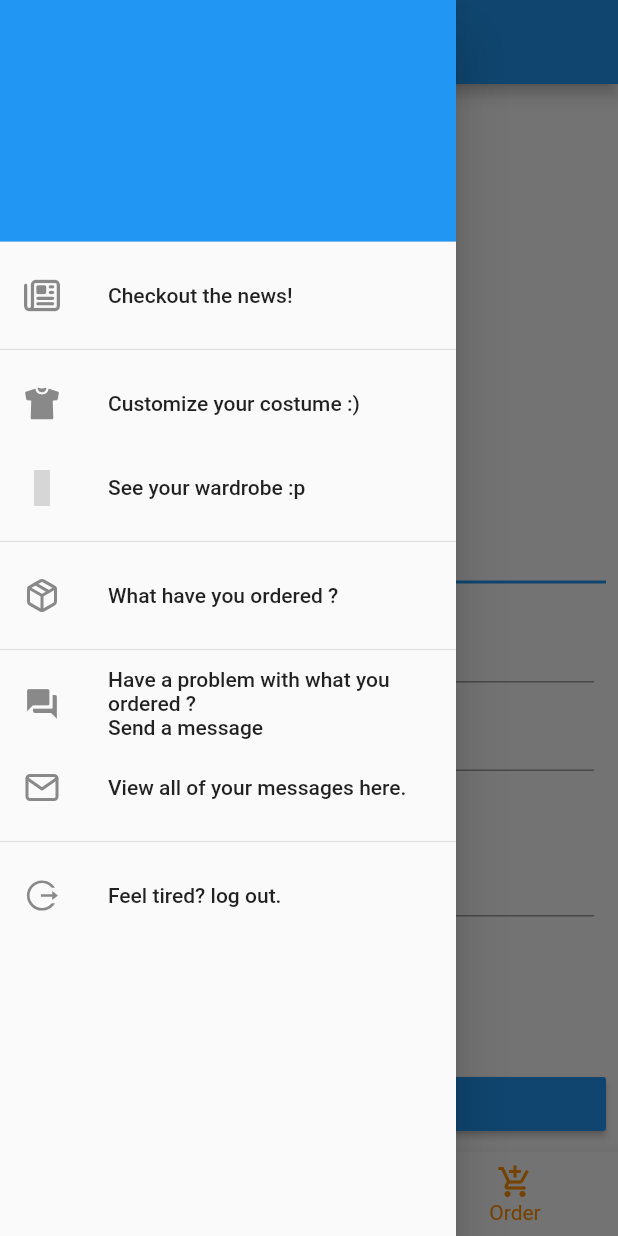
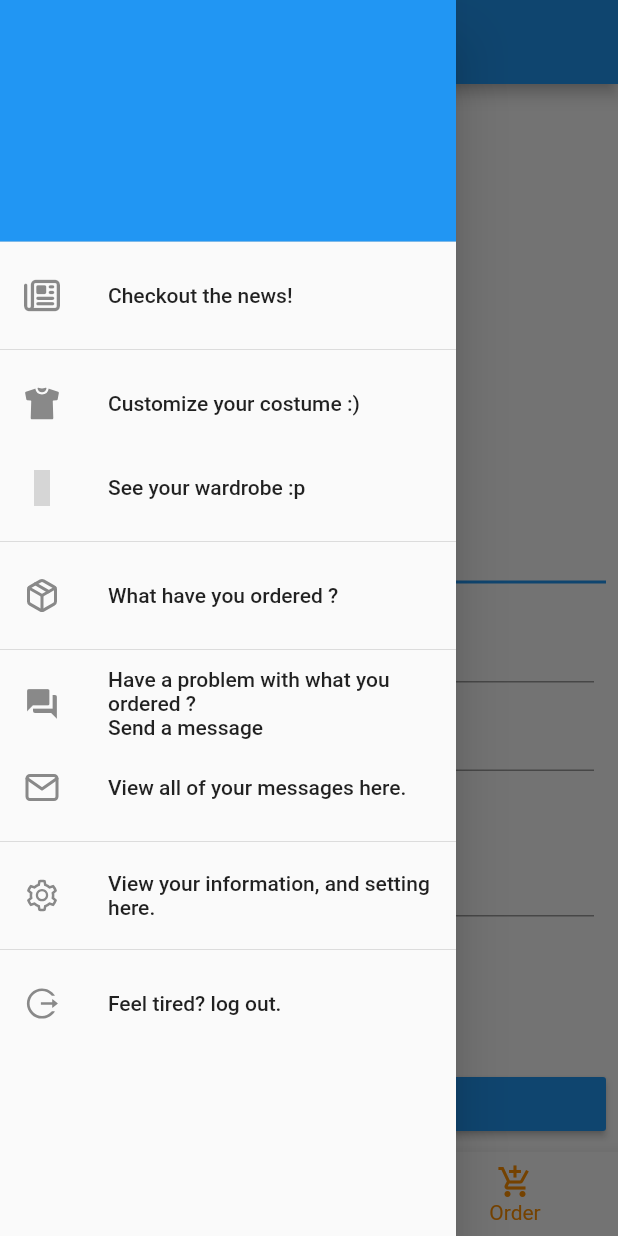
Before and after one commit to NTHvt981/kl_front_end_mobile, a Flutter app: the CreateOrderPage screen opened directly with empty values, with the side drawer open, on a phone screen of 412 x 824 dp. Run offline on Flutter 3.47's test engine with Material 2 defaults, Android fonts, the phone set to English and light mode, and no system bars; our stand-ins replace auto_route, bubble, cloud_firestore, firebase_auth, firebase_core, firebase_storage and 6 more; missing offline and left inert: flutter_number_picker, regexed_validator; accounts and stored records are empty; statements that could not run were skipped; grey boxes are pictures that could not be loaded.

Commit message:
Add discount in create order, setting page v1.1

```diff
--- /dev/null
+++ b/lib/models/customer.dart
@@ -0,0 +1,46 @@
+const ID = 'Ma';
+const NAME = 'HoTen';
+const PHONE_NUMBER = 'SoDienThoai';
+const ADDRESS = 'DiaChi';
+const IMAGE = 'HinhAnh';
+const POINT = 'SoDiemTichLuy';
+const TICKET = 'SoPhieuKhuyenMai';
+
+class Customer {
+  String id;
+  String name;
+  String phoneNumber;
+  String address;
+  String imageUrl;
+  int point;
+  int ticket;
+
+  Customer(String _id) {
+    id = _id;
+  }
+
+  void convertPointToTicket(int p) {
+    point -= p;
+    ticket += (p / 100) as int;
+  }
+
+  Map<String, dynamic> toMap() => {
+    ID: id,
+    NAME: name,
+    PHONE_NUMBER: phoneNumber,
+    ADDRESS: address,
+    IMAGE: imageUrl,
+    POINT: point,
+    TICKET: ticket
+  };
+
+  Customer.fromMap(Map<String, dynamic> map):
+        assert(map[ID] != null),
+        id = map[ID],
+        name = map[NAME],
+        phoneNumber = map[PHONE_NUMBER],
+        address = map[ADDRESS],
+        imageUrl = map[IMAGE],
+        point = map[POINT],
+        ticket = map[TICKET];
+}
--- a/lib/models/order.dart
+++ b/lib/models/order.dart
@@ -10,6 +10,7 @@ const ADDRESS = 'DiaChi';
 const CREATED_TIME = 'ThoiGianDatHang';
 const STATE = 'TinhTrang';
 const TOTAL = 'TongCong';
+const DISCOUNT = 'KhuyenMai';
 
 const ORDER_STATE_INIT = 'Đặt hàng thành công';
 const ORDER_STATE_TAKING_IN = 'Đã tiếp nhận đơn hàng';
@@ -27,6 +28,7 @@ class Order {
   Timestamp createdTime;
   String state;
   int total;
+  int discount;
 
   Order();
 
@@ -40,7 +42,8 @@ class Order {
 
     CREATED_TIME: createdTime,
     STATE: state,
-    TOTAL: total
+    TOTAL: total,
+    DISCOUNT: discount
   };
 
   Order.fromMap(Map<String, dynamic> map):
@@ -54,5 +57,6 @@ class Order {
 
         createdTime = map[CREATED_TIME] as Timestamp,
         state = map[STATE],
-        total = map[TOTAL];
+        total = map[TOTAL],
+        discount = 0;
 }
--- /dev/null
+++ b/lib/models/setting.dart
@@ -0,0 +1,3 @@
+class Setting {
+  String color;
+}
--- a/lib/pages/order/create_order_page.dart
+++ b/lib/pages/order/create_order_page.dart
@@ -1,13 +1,16 @@
-import 'dart:developer';
+import 'dart:developer' as logger;
+import 'dart:math';
 
 import 'package:auto_route/auto_route.dart';
 import 'package:cloud_firestore/cloud_firestore.dart';
 import 'package:do_an_ui/bloc/create_order_bloc.dart';
+import 'package:do_an_ui/models/customer.dart';
 import 'package:do_an_ui/models/order.dart';
 import 'package:do_an_ui/models/order_detail.dart';
 import 'package:do_an_ui/pages/constraints.dart';
 import 'package:do_an_ui/pages/order/ordered_item_list.dart';
 import 'package:do_an_ui/routes/router.gr.dart';
+import 'package:do_an_ui/services/customer_service.dart';
 import 'package:do_an_ui/services/order_detail_service.dart';
 import 'package:do_an_ui/services/order_service.dart';
 import 'package:do_an_ui/shared/clothes_bottom_navigation.dart';
@@ -32,6 +35,9 @@ class CreateOrderPage extends StatefulWidget {
 class _CreateOrderPageState extends State<CreateOrderPage> {
   List<Item> orderedItems = [];
   int totalCost = 0;
+  int ticket = 0;
+  bool useTicket = false;
+  Customer customer;
 
   TextEditingController nameController = new TextEditingController();
   TextEditingController phoneController = new TextEditingController();
@@ -53,6 +59,16 @@ class _CreateOrderPageState extends State<CreateOrderPage> {
         }
     });
 
+    customerService.readOnce(widget.userId).then((cus) {
+      nameController.text = cus.name;
+      phoneController.text = cus.phoneNumber;
+      addressController.text = cus.address;
+
+      ticket = cus.ticket;
+
+      customer = cus;
+    });
+
     if (orderedItems.isEmpty) {
       // Toast.show('There are no item to purchase', context,
       //     duration: Toast.LENGTH_SHORT,
@@ -66,7 +82,7 @@ class _CreateOrderPageState extends State<CreateOrderPage> {
   Widget build(BuildContext context) {
     return Scaffold(
       appBar: AppBar(
-        title: Text('Total cost: ' + formatMoney(totalCost)),
+        title: Text('Total cost: ' + formatMoney(totalCost - (useTicket? 100000: 0))),
       ),
       drawer: MyDrawer(),
       body: Padding(
@@ -118,6 +134,19 @@ class _CreateOrderPageState extends State<CreateOrderPage> {
                   );
                 }
               ),
+              Row(
+                children: [
+                  Text("Use discount ticket?"),
+                  Checkbox(
+                    value: this.useTicket, onChanged: (value) {
+                      setState(() {
+                        useTicket = value;
+                      });
+                  },
+                    activeColor: Colors.blue,  ),
+                  Text(useTicket? "Discount by ${formatMoney(100000)}": "No discount"),
+                ],
+              )
               ],),
           ),),
           SizedBox(
@@ -135,10 +164,50 @@ class _CreateOrderPageState extends State<CreateOrderPage> {
     );
   }
 
+  void setDiscount(Customer customer, Order order) {
+    order.discount = 100000;
+    order.total = max(order.total - order.discount, 0);
+
+    customer.ticket = max(customer.ticket - 1, 0);
+  }
+
+  void executeOrder(Order order, List<Item> items) {
+    orderService.create(order).then((value) => {
+      Toast.show('Order successfully!', context,
+          duration: Toast.LENGTH_SHORT,
+          gravity: Toast.BOTTOM)
+    });
+
+    items.forEach((item) {
+      OrderDetail orderDetail = new OrderDetail();
+      orderDetail.id = orderService.getId();
+      orderDetail.orderId = order.id;
+      orderDetail.itemId = item.id;
+
+      orderDetail.imageUrl = item.imageUrl;
+      orderDetail.name = item.name;
+      orderDetail.price = item.price;
+
+      orderDetailService.create(orderDetail);
+    });
+  }
+
   void createOrder() {
+    Order order = new Order();
+
+    logger.log("A");
+
+    if (ticket == 0 && useTicket)
+    {
+      logger.log("B");
+      Toast.show("Sorry, you don't have discount tickets", context);
+      return;
+    }
+
+    logger.log("C");
     if (bloc.isValidInfo(nameController.text, phoneController.text, addressController.text))
       {
-        Order order = new Order();
+        logger.log("D");
         order.id = orderService.getId();
         order.userId = widget.userId;
 
@@ -150,24 +219,13 @@ class _CreateOrderPageState extends State<CreateOrderPage> {
         order.state = ORDER_STATE_INIT;
         order.total = totalCost;
 
-        orderService.create(order).then((value) => {
-          Toast.show('Order successfully!', context,
-              duration: Toast.LENGTH_SHORT,
-              gravity: Toast.BOTTOM)
-        });
+        if (useTicket)
+          setDiscount(customer, order);
 
-        orderedItems.forEach((item) {
-          OrderDetail orderDetail = new OrderDetail();
-          orderDetail.id = orderService.getId();
-          orderDetail.orderId = order.id;
-          orderDetail.itemId = item.id;
+        customer.point += (order.total / 10000).floor();
+        customerService.update(customer);
 
-          orderDetail.imageUrl = item.imageUrl;
-          orderDetail.name = item.name;
-          orderDetail.price = item.price;
-
-          orderDetailService.create(orderDetail);
-        });
+        executeOrder(order, orderedItems);
       }
   }
 }
--- a/lib/pages/order/ordered_item_list.dart
+++ b/lib/pages/order/ordered_item_list.dart
@@ -1,4 +1,5 @@
 import 'package:do_an_ui/models/item.dart';
+import 'package:do_an_ui/pages/constraints.dart';
 import 'package:flutter/material.dart';
 
 class OrderedItemList extends StatelessWidget {
@@ -28,6 +29,7 @@ class OrderedItemList extends StatelessWidget {
               child: (data[pos].imageUrl != null)? Image.network(data[pos].imageUrl): Text('')
           ),
           title: Text(data[pos].name),
+          trailing: Text(formatMoney(data[pos].price)),
         ),
         separatorBuilder: (context, pos) => Divider() ,
         itemCount: data.length);
--- a/lib/routes/router.dart
+++ b/lib/routes/router.dart
@@ -2,6 +2,7 @@ import 'package:auto_route/auto_route.dart';
 import 'package:auto_route/auto_route_annotations.dart';
 import 'package:do_an_ui/pages/clothes/clothes_list_page.dart';
 import 'package:do_an_ui/pages/clothes/clothes_detail_page.dart';
+import 'package:do_an_ui/pages/customer/setting_page.dart';
 import 'package:do_an_ui/pages/dashboard_page.dart';
 import 'package:do_an_ui/pages/login_page.dart';
 import 'package:do_an_ui/pages/messages/create_message_page.dart';
@@ -53,6 +54,10 @@ import 'package:do_an_ui/pages/register_page.dart';
       page: CreateMessagePage,
       transitionsBuilder: null
   ),
+  CustomRoute(
+      page: SettingPage,
+      transitionsBuilder: null
+  ),
   MaterialRoute(
       page: MessageDetailPage
   ),
--- a/lib/shared/drawer.dart
+++ b/lib/shared/drawer.dart
@@ -57,6 +57,11 @@ class _MyDrawerState extends State<MyDrawer> {
         arguments: CreateMessagePageArguments(userId: userId));
   }
 
+  void goToSetting() {
+    ExtendedNavigator.root.push(Routes.settingPage,
+        arguments: SettingPageArguments(userId: userId));
+  }
+
   void logOut() {
     auth.signOut().then((value) {
 
@@ -110,6 +115,12 @@ class _MyDrawerState extends State<MyDrawer> {
           ),
           Divider(),
           ListTile(
+              leading: Icon(AntDesign.setting),
+              title: Text('View your information, and setting here.'),
+              onTap: goToSetting
+          ),
+          Divider(),
+          ListTile(
               leading: Icon(AntDesign.logout),
               title: Text('Feel tired? log out.'),
               onTap: logOut
--- a/pubspec.yaml
+++ b/pubspec.yaml
@@ -45,6 +45,11 @@ dependencies:
   cupertino_icons: ^1.0.0
   flutter_icons: ^1.1.0
 
+  flutter_number_picker:
+    git: https://github.com/phuongtinhbien/flutter_number_picker.git
+
+  image_picker: ^0.6.7+21
+
 dev_dependencies:
   flutter_test:
     sdk: flutter
```
Also changed, not shown: lib/pages/clothes/clothes_detail_page.dart (+0 -9 lines), lib/pages/customer/setting_page.dart (added, +204 -0 lines), lib/services/customer_service.dart (added, +35 -0 lines), lib/services/image_service.dart (added, +24 -0 lines), lib/services/setting_service.dart (added, +30 -0 lines), lib/routes/router.gr.dart, pubspec.lock.
